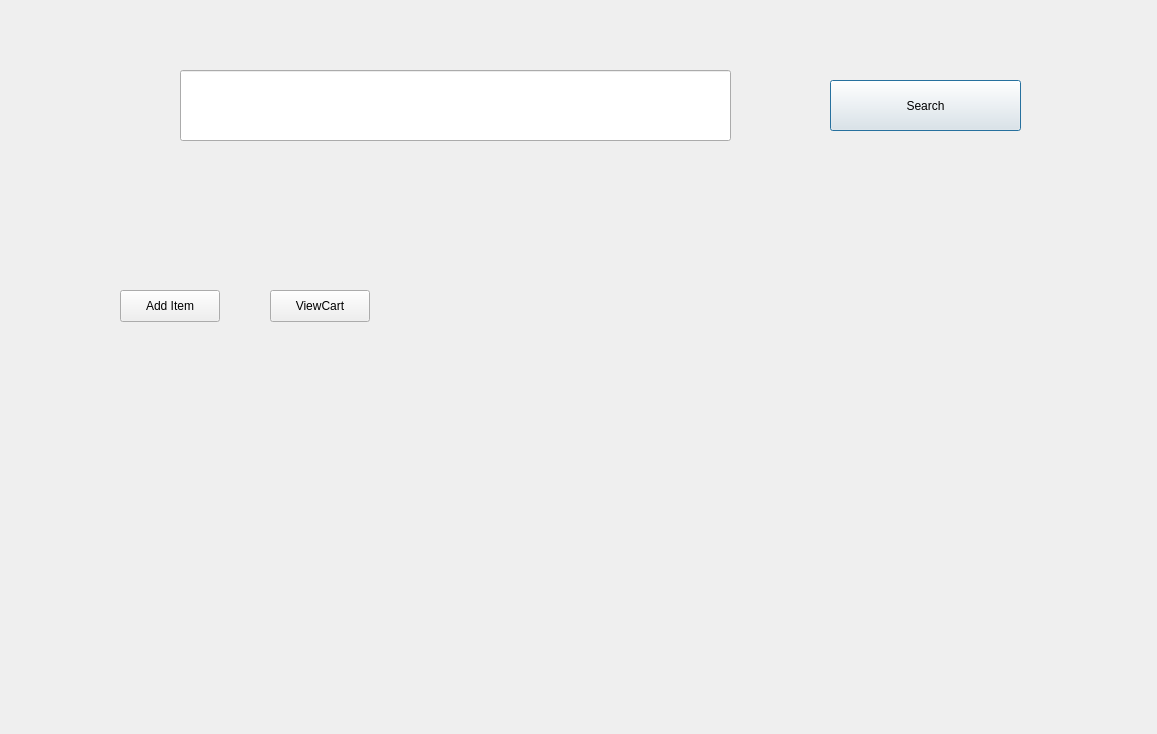
Before: the Qt Designer form dairy.ui in ghadasherif/InstaShop-Application, drawn with Qt 5.
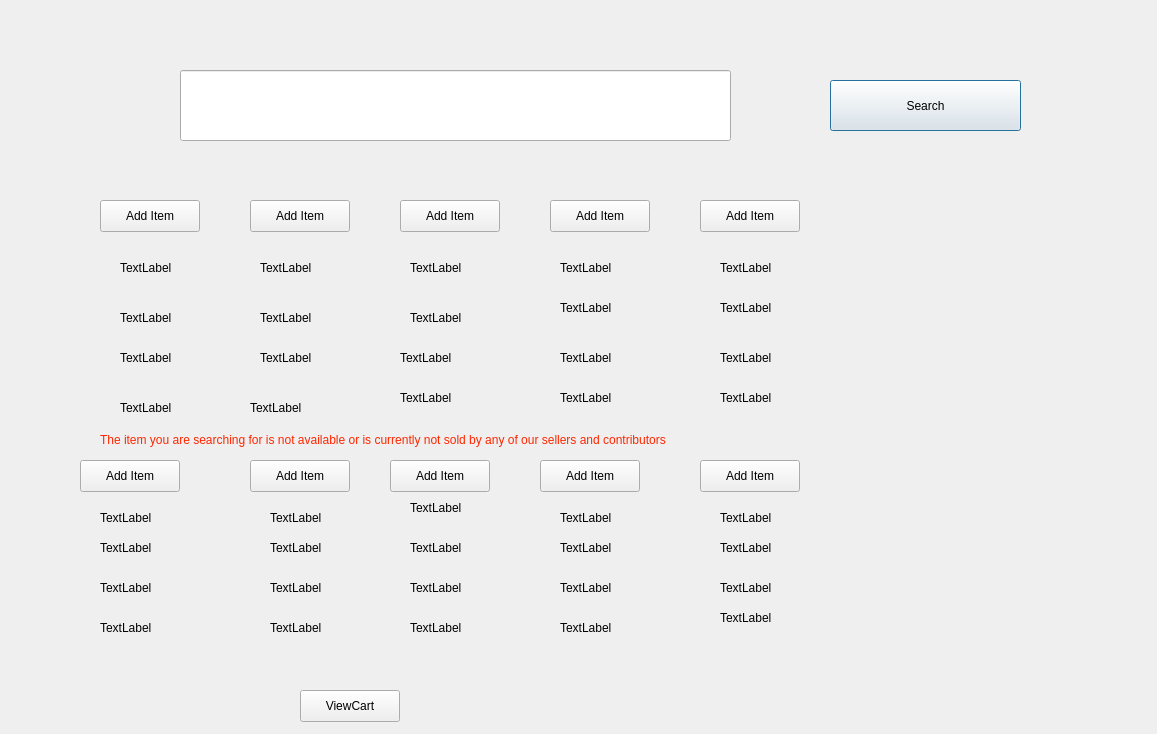
After: the same form once the commit is applied.

Patch:
```diff
--- a/dairy.ui
+++ b/dairy.ui
@@ -39,8 +39,8 @@
   <widget class="QPushButton" name="pushButton_adddairyproduct">
    <property name="geometry">
     <rect>
-     <x>120</x>
-     <y>290</y>
+     <x>100</x>
+     <y>200</y>
      <width>100</width>
      <height>32</height>
     </rect>
@@ -49,63 +49,11 @@
     <string>Add Item</string>
    </property>
   </widget>
-  <widget class="QLabel" name="label_dairyproductname">
-   <property name="geometry">
-    <rect>
-     <x>130</x>
-     <y>360</y>
-     <width>101</width>
-     <height>31</height>
-    </rect>
-   </property>
-   <property name="text">
-    <string/>
-   </property>
-  </widget>
-  <widget class="QLabel" name="label_dairyproductprice">
-   <property name="geometry">
-    <rect>
-     <x>140</x>
-     <y>420</y>
-     <width>101</width>
-     <height>31</height>
-    </rect>
-   </property>
-   <property name="text">
-    <string/>
-   </property>
-  </widget>
-  <widget class="QLabel" name="label_dairyproductdes">
-   <property name="geometry">
-    <rect>
-     <x>140</x>
-     <y>500</y>
-     <width>101</width>
-     <height>31</height>
-    </rect>
-   </property>
-   <property name="text">
-    <string/>
-   </property>
-  </widget>
-  <widget class="QLabel" name="label_dairyproductimage">
-   <property name="geometry">
-    <rect>
-     <x>140</x>
-     <y>590</y>
-     <width>171</width>
-     <height>121</height>
-    </rect>
-   </property>
-   <property name="text">
-    <string/>
-   </property>
-  </widget>
   <widget class="QPushButton" name="pushButton_viewdairyproduct">
    <property name="geometry">
     <rect>
-     <x>270</x>
-     <y>290</y>
+     <x>300</x>
+     <y>690</y>
      <width>100</width>
      <height>32</height>
     </rect>
@@ -114,6 +62,656 @@
     <string>ViewCart</string>
    </property>
   </widget>
+  <widget class="QLabel" name="label_dairyproductname1">
+   <property name="geometry">
+    <rect>
+     <x>120</x>
+     <y>260</y>
+     <width>58</width>
+     <height>16</height>
+    </rect>
+   </property>
+   <property name="text">
+    <string>TextLabel</string>
+   </property>
+  </widget>
+  <widget class="QLabel" name="label_dairyproductprice1">
+   <property name="geometry">
+    <rect>
+     <x>120</x>
+     <y>310</y>
+     <width>58</width>
+     <height>16</height>
+    </rect>
+   </property>
+   <property name="text">
+    <string>TextLabel</string>
+   </property>
+  </widget>
+  <widget class="QLabel" name="label_dairyproductdesc1">
+   <property name="geometry">
+    <rect>
+     <x>120</x>
+     <y>350</y>
+     <width>58</width>
+     <height>16</height>
+    </rect>
+   </property>
+   <property name="text">
+    <string>TextLabel</string>
+   </property>
+  </widget>
+  <widget class="QLabel" name="label_dairyproductimagelink1">
+   <property name="geometry">
+    <rect>
+     <x>120</x>
+     <y>400</y>
+     <width>58</width>
+     <height>16</height>
+    </rect>
+   </property>
+   <property name="text">
+    <string>TextLabel</string>
+   </property>
+  </widget>
+  <widget class="QPushButton" name="pushButton_adddairyproduct_2">
+   <property name="geometry">
+    <rect>
+     <x>250</x>
+     <y>200</y>
+     <width>100</width>
+     <height>32</height>
+    </rect>
+   </property>
+   <property name="text">
+    <string>Add Item</string>
+   </property>
+  </widget>
+  <widget class="QLabel" name="label_dairyproductname2">
+   <property name="geometry">
+    <rect>
+     <x>260</x>
+     <y>260</y>
+     <width>58</width>
+     <height>16</height>
+    </rect>
+   </property>
+   <property name="text">
+    <string>TextLabel</string>
+   </property>
+  </widget>
+  <widget class="QLabel" name="label_dairyproductprice2">
+   <property name="geometry">
+    <rect>
+     <x>260</x>
+     <y>310</y>
+     <width>58</width>
+     <height>16</height>
+    </rect>
+   </property>
+   <property name="text">
+    <string>TextLabel</string>
+   </property>
+  </widget>
+  <widget class="QLabel" name="label_dairyproductdesc2">
+   <property name="geometry">
+    <rect>
+     <x>260</x>
+     <y>350</y>
+     <width>58</width>
+     <height>16</height>
+    </rect>
+   </property>
+   <property name="text">
+    <string>TextLabel</string>
+   </property>
+  </widget>
+  <widget class="QLabel" name="label_dairyproductimagelink2">
+   <property name="geometry">
+    <rect>
+     <x>250</x>
+     <y>400</y>
+     <width>58</width>
+     <height>16</height>
+    </rect>
+   </property>
+   <property name="text">
+    <string>TextLabel</string>
+   </property>
+  </widget>
+  <widget class="QPushButton" name="pushButton_adddairyproduct_3">
+   <property name="geometry">
+    <rect>
+     <x>400</x>
+     <y>200</y>
+     <width>100</width>
+     <height>32</height>
+    </rect>
+   </property>
+   <property name="text">
+    <string>Add Item</string>
+   </property>
+  </widget>
+  <widget class="QLabel" name="label_dairyproductname3">
+   <property name="geometry">
+    <rect>
+     <x>410</x>
+     <y>260</y>
+     <width>58</width>
+     <height>16</height>
+    </rect>
+   </property>
+   <property name="text">
+    <string>TextLabel</string>
+   </property>
+  </widget>
+  <widget class="QLabel" name="label_dairyproductprice3">
+   <property name="geometry">
+    <rect>
+     <x>410</x>
+     <y>310</y>
+     <width>58</width>
+     <height>16</height>
+    </rect>
+   </property>
+   <property name="text">
+    <string>TextLabel</string>
+   </property>
+  </widget>
+  <widget class="QLabel" name="label_dairyproductdesc3">
+   <property name="geometry">
+    <rect>
+     <x>400</x>
+     <y>350</y>
+     <width>58</width>
+     <height>16</height>
+    </rect>
+   </property>
+   <property name="text">
+    <string>TextLabel</string>
+   </property>
+  </widget>
+  <widget class="QLabel" name="label_dairyproductimagelink3">
+   <property name="geometry">
+    <rect>
+     <x>400</x>
+     <y>390</y>
+     <width>58</width>
+     <height>16</height>
+    </rect>
+   </property>
+   <property name="text">
+    <string>TextLabel</string>
+   </property>
+  </widget>
+  <widget class="QPushButton" name="pushButton_adddairyproduct_4">
+   <property name="geometry">
+    <rect>
+     <x>550</x>
+     <y>200</y>
+     <width>100</width>
+     <height>32</height>
+    </rect>
+   </property>
+   <property name="text">
+    <string>Add Item</string>
+   </property>
+  </widget>
+  <widget class="QLabel" name="label_dairyproductname4">
+   <property name="geometry">
+    <rect>
+     <x>560</x>
+     <y>260</y>
+     <width>58</width>
+     <height>16</height>
+    </rect>
+   </property>
+   <property name="text">
+    <string>TextLabel</string>
+   </property>
+  </widget>
+  <widget class="QLabel" name="label_dairyproductprice4">
+   <property name="geometry">
+    <rect>
+     <x>560</x>
+     <y>300</y>
+     <width>58</width>
+     <height>16</height>
+    </rect>
+   </property>
+   <property name="text">
+    <string>TextLabel</string>
+   </property>
+  </widget>
+  <widget class="QLabel" name="label_dairyproductdesc4">
+   <property name="geometry">
+    <rect>
+     <x>560</x>
+     <y>350</y>
+     <width>58</width>
+     <height>16</height>
+    </rect>
+   </property>
+   <property name="text">
+    <string>TextLabel</string>
+   </property>
+  </widget>
+  <widget class="QLabel" name="label_dairyproductimagelink4">
+   <property name="geometry">
+    <rect>
+     <x>560</x>
+     <y>390</y>
+     <width>58</width>
+     <height>16</height>
+    </rect>
+   </property>
+   <property name="text">
+    <string>TextLabel</string>
+   </property>
+  </widget>
+  <widget class="QPushButton" name="pushButton_adddairyproduct_5">
+   <property name="geometry">
+    <rect>
+     <x>700</x>
+     <y>200</y>
+     <width>100</width>
+     <height>32</height>
+    </rect>
+   </property>
+   <property name="text">
+    <string>Add Item</string>
+   </property>
+  </widget>
+  <widget class="QLabel" name="label_dairyproductname5">
+   <property name="geometry">
+    <rect>
+     <x>720</x>
+     <y>260</y>
+     <width>58</width>
+     <height>16</height>
+    </rect>
+   </property>
+   <property name="text">
+    <string>TextLabel</string>
+   </property>
+  </widget>
+  <widget class="QLabel" name="label_dairyproductprice5">
+   <property name="geometry">
+    <rect>
+     <x>720</x>
+     <y>300</y>
+     <width>58</width>
+     <height>16</height>
+    </rect>
+   </property>
+   <property name="text">
+    <string>TextLabel</string>
+   </property>
+  </widget>
+  <widget class="QLabel" name="label_dairyproductdesc5">
+   <property name="geometry">
+    <rect>
+     <x>720</x>
+     <y>350</y>
+     <width>58</width>
+     <height>16</height>
+    </rect>
+   </property>
+   <property name="text">
+    <string>TextLabel</string>
+   </property>
+  </widget>
+  <widget class="QLabel" name="label_dairyproductimagelink5">
+   <property name="geometry">
+    <rect>
+     <x>720</x>
+     <y>390</y>
+     <width>58</width>
+     <height>16</height>
+    </rect>
+   </property>
+   <property name="text">
+    <string>TextLabel</string>
+   </property>
+  </widget>
+  <widget class="QPushButton" name="pushButton_adddairyproduct_6">
+   <property name="geometry">
+    <rect>
+     <x>80</x>
+     <y>460</y>
+     <width>100</width>
+     <height>32</height>
+    </rect>
+   </property>
+   <property name="text">
+    <string>Add Item</string>
+   </property>
+  </widget>
+  <widget class="QLabel" name="label_dairyproductname6">
+   <property name="geometry">
+    <rect>
+     <x>100</x>
+     <y>510</y>
+     <width>58</width>
+     <height>16</height>
+    </rect>
+   </property>
+   <property name="text">
+    <string>TextLabel</string>
+   </property>
+  </widget>
+  <widget class="QLabel" name="label_dairyproductprice6">
+   <property name="geometry">
+    <rect>
+     <x>100</x>
+     <y>540</y>
+     <width>58</width>
+     <height>16</height>
+    </rect>
+   </property>
+   <property name="text">
+    <string>TextLabel</string>
+   </property>
+  </widget>
+  <widget class="QLabel" name="label_dairyproductdesc6">
+   <property name="geometry">
+    <rect>
+     <x>100</x>
+     <y>580</y>
+     <width>58</width>
+     <height>16</height>
+    </rect>
+   </property>
+   <property name="text">
+    <string>TextLabel</string>
+   </property>
+  </widget>
+  <widget class="QLabel" name="label_dairyproductimagelink6">
+   <property name="geometry">
+    <rect>
+     <x>100</x>
+     <y>620</y>
+     <width>58</width>
+     <height>16</height>
+    </rect>
+   </property>
+   <property name="text">
+    <string>TextLabel</string>
+   </property>
+  </widget>
+  <widget class="QPushButton" name="pushButton_adddairyproduct_7">
+   <property name="geometry">
+    <rect>
+     <x>250</x>
+     <y>460</y>
+     <width>100</width>
+     <height>32</height>
+    </rect>
+   </property>
+   <property name="text">
+    <string>Add Item</string>
+   </property>
+  </widget>
+  <widget class="QLabel" name="label_dairyproductname7">
+   <property name="geometry">
+    <rect>
+     <x>270</x>
+     <y>510</y>
+     <width>58</width>
+     <height>16</height>
+    </rect>
+   </property>
+   <property name="text">
+    <string>TextLabel</string>
+   </property>
+  </widget>
+  <widget class="QLabel" name="label_dairyproductprice7">
+   <property name="geometry">
+    <rect>
+     <x>270</x>
+     <y>540</y>
+     <width>58</width>
+     <height>16</height>
+    </rect>
+   </property>
+   <property name="text">
+    <string>TextLabel</string>
+   </property>
+  </widget>
+  <widget class="QLabel" name="label_dairyproductdesc7">
+   <property name="geometry">
+    <rect>
+     <x>270</x>
+     <y>580</y>
+     <width>58</width>
+     <height>16</height>
+    </rect>
+   </property>
+   <property name="text">
+    <string>TextLabel</string>
+   </property>
+  </widget>
+  <widget class="QLabel" name="label_dairyproductimagelink7">
+   <property name="geometry">
+    <rect>
+     <x>270</x>
+     <y>620</y>
+     <width>58</width>
+     <height>16</height>
+    </rect>
+   </property>
+   <property name="text">
+    <string>TextLabel</string>
+   </property>
+  </widget>
+  <widget class="QPushButton" name="pushButton_adddairyproduct_8">
+   <property name="geometry">
+    <rect>
+     <x>390</x>
+     <y>460</y>
+     <width>100</width>
+     <height>32</height>
+    </rect>
+   </property>
+   <property name="text">
+    <string>Add Item</string>
+   </property>
+  </widget>
+  <widget class="QLabel" name="label_dairyproductname8">
+   <property name="geometry">
+    <rect>
+     <x>410</x>
+     <y>500</y>
+     <width>58</width>
+     <height>16</height>
+    </rect>
+   </property>
+   <property name="text">
+    <string>TextLabel</string>
+   </property>
+  </widget>
+  <widget class="QLabel" name="label_dairyproductprice8">
+   <property name="geometry">
+    <rect>
+     <x>410</x>
+     <y>540</y>
+     <width>58</width>
+     <height>16</height>
+    </rect>
+   </property>
+   <property name="text">
+    <string>TextLabel</string>
+   </property>
+  </widget>
+  <widget class="QLabel" name="label_dairyproductdesc8">
+   <property name="geometry">
+    <rect>
+     <x>410</x>
+     <y>580</y>
+     <width>58</width>
+     <height>16</height>
+    </rect>
+   </property>
+   <property name="text">
+    <string>TextLabel</string>
+   </property>
+  </widget>
+  <widget class="QLabel" name="label_dairyproductimagelink8">
+   <property name="geometry">
+    <rect>
+     <x>410</x>
+     <y>620</y>
+     <width>58</width>
+     <height>16</height>
+    </rect>
+   </property>
+   <property name="text">
+    <string>TextLabel</string>
+   </property>
+  </widget>
+  <widget class="QPushButton" name="pushButton_adddairyproduct_9">
+   <property name="geometry">
+    <rect>
+     <x>540</x>
+     <y>460</y>
+     <width>100</width>
+     <height>32</height>
+    </rect>
+   </property>
+   <property name="text">
+    <string>Add Item</string>
+   </property>
+  </widget>
+  <widget class="QLabel" name="label_dairyproductname9">
+   <property name="geometry">
+    <rect>
+     <x>560</x>
+     <y>510</y>
+     <width>58</width>
+     <height>16</height>
+    </rect>
+   </property>
+   <property name="text">
+    <string>TextLabel</string>
+   </property>
+  </widget>
+  <widget class="QLabel" name="label_dairyproductprice9">
+   <property name="geometry">
+    <rect>
+     <x>560</x>
+     <y>540</y>
+     <width>58</width>
+     <height>16</height>
+    </rect>
+   </property>
+   <property name="text">
+    <string>TextLabel</string>
+   </property>
+  </widget>
+  <widget class="QLabel" name="label_dairyproductdesc9">
+   <property name="geometry">
+    <rect>
+     <x>560</x>
+     <y>580</y>
+     <width>58</width>
+     <height>16</height>
+    </rect>
+   </property>
+   <property name="text">
+    <string>TextLabel</string>
+   </property>
+  </widget>
+  <widget class="QLabel" name="label_dairyproductimagelink9">
+   <property name="geometry">
+    <rect>
+     <x>560</x>
+     <y>620</y>
+     <width>58</width>
+     <height>16</height>
+    </rect>
+   </property>
+   <property name="text">
+    <string>TextLabel</string>
+   </property>
+  </widget>
+  <widget class="QPushButton" name="pushButton_adddairyproduct_10">
+   <property name="geometry">
+    <rect>
+     <x>700</x>
+     <y>460</y>
+     <width>100</width>
+     <height>32</height>
+    </rect>
+   </property>
+   <property name="text">
+    <string>Add Item</string>
+   </property>
+  </widget>
+  <widget class="QLabel" name="label_dairyproductname10">
+   <property name="geometry">
+    <rect>
+     <x>720</x>
+     <y>510</y>
+     <width>58</width>
+     <height>16</height>
+    </rect>
+   </property>
+   <property name="text">
+    <string>TextLabel</string>
+   </property>
+  </widget>
+  <widget class="QLabel" name="label_dairyproductprice10">
+   <property name="geometry">
+    <rect>
+     <x>720</x>
+     <y>540</y>
+     <width>58</width>
+     <height>16</height>
+    </rect>
+   </property>
+   <property name="text">
+    <string>TextLabel</string>
+   </property>
+  </widget>
+  <widget class="QLabel" name="label_dairyproductdesc10">
+   <property name="geometry">
+    <rect>
+     <x>720</x>
+     <y>580</y>
+     <width>58</width>
+     <height>16</height>
+    </rect>
+   </property>
+   <property name="text">
+    <string>TextLabel</string>
+   </property>
+  </widget>
+  <widget class="QLabel" name="label_dairyproductimagelink10">
+   <property name="geometry">
+    <rect>
+     <x>720</x>
+     <y>610</y>
+     <width>58</width>
+     <height>16</height>
+    </rect>
+   </property>
+   <property name="text">
+    <string>TextLabel</string>
+   </property>
+  </widget>
+  <widget class="QLabel" name="label_errormessagedairy">
+   <property name="geometry">
+    <rect>
+     <x>100</x>
+     <y>430</y>
+     <width>651</width>
+     <height>21</height>
+    </rect>
+   </property>
+   <property name="text">
+    <string>&lt;html&gt;&lt;head/&gt;&lt;body&gt;&lt;p&gt;&lt;span style=&quot; color:#ff2600;&quot;&gt;The item you are searching for is not available or is currently not sold by any of our sellers and contributors&lt;/span&gt;&lt;/p&gt;&lt;/body&gt;&lt;/html&gt;</string>
+   </property>
+  </widget>
  </widget>
  <resources/>
  <connections/>
```
